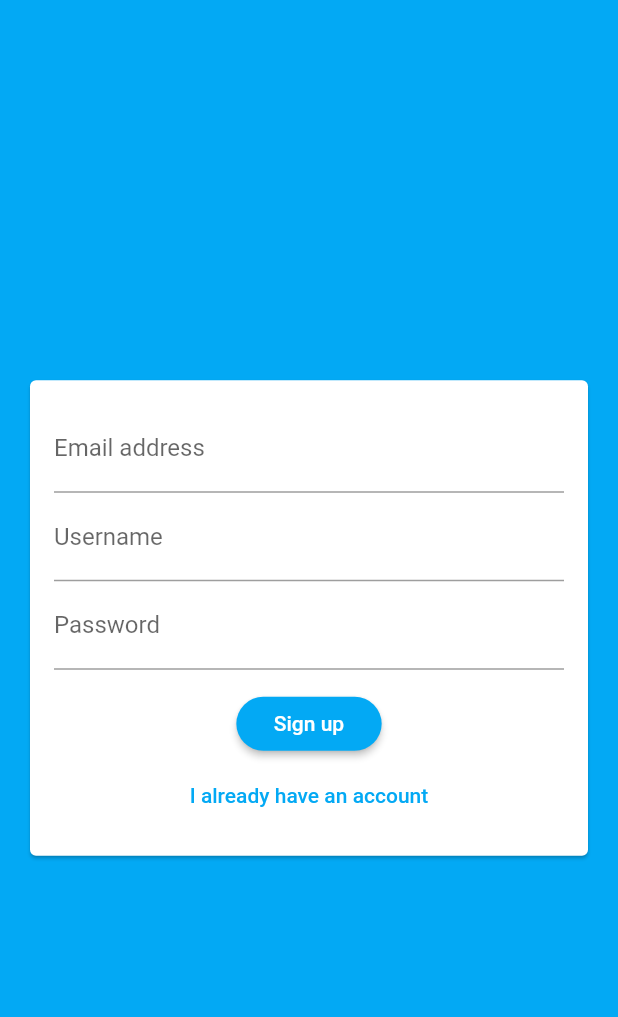
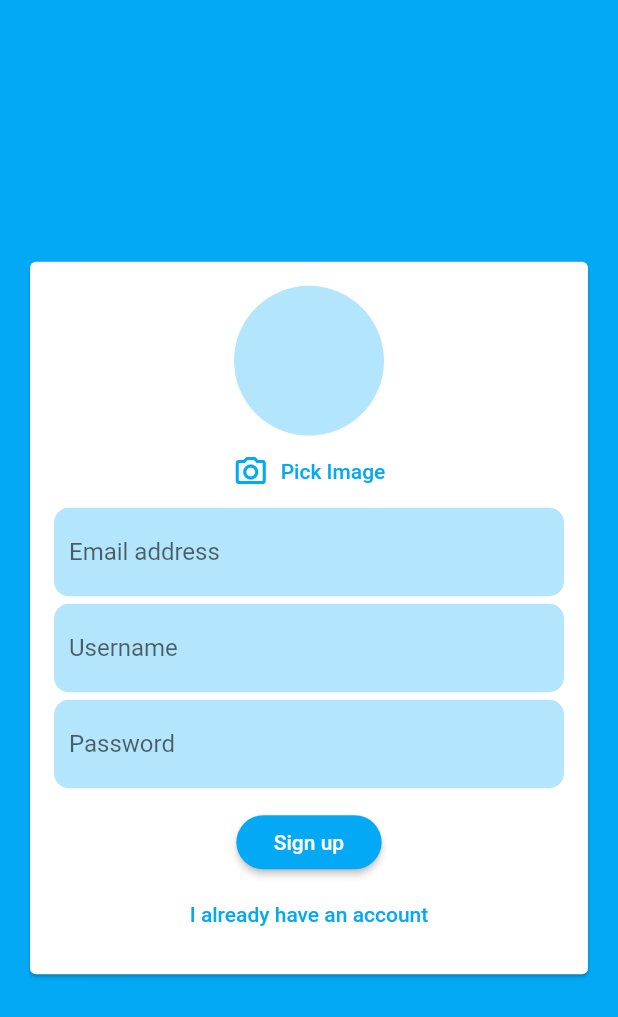
Before and after one commit to AdelRizq/Chat, a Flutter app: the screen it shows after launch, on a phone screen of 412 x 824 dp. Shown: the top 1017 px of the screen. Run offline on Flutter 3.47's test engine with Material 2 defaults, Android fonts, the phone set to English and light mode, and no system bars; our stand-ins replace cloud_firestore, firebase_auth, firebase_storage, image_picker; accounts and stored records are empty.

Commit message:
Pick user image and upload it

```diff
--- a/lib/screens/auth_screen.dart
+++ b/lib/screens/auth_screen.dart
@@ -1,7 +1,10 @@
+import 'dart:io';
+
+import 'package:flutter/material.dart';
+import 'package:flutter/services.dart';
+import 'package:firebase_auth/firebase_auth.dart';
 import 'package:cloud_firestore/cloud_firestore.dart';
-import 'package:flutter/material.dart';
-import 'package:firebase_auth/firebase_auth.dart';
-import 'package:flutter/services.dart';
+import 'package:firebase_storage/firebase_storage.dart';
 
 import '../widgets/auth/auth_form.dart';
 
@@ -18,6 +21,7 @@ class _AuthScreenState extends State<AuthScreen> {
     String email,
     String username,
     String password,
+    File image,
     bool isLogin,
     BuildContext ctx,
   ) async {
@@ -32,7 +36,14 @@ class _AuthScreenState extends State<AuthScreen> {
         authResult = await _auth.createUserWithEmailAndPassword(
             email: email, password: password);
 
-        Firestore.instance
+        final ref = FirebaseStorage.instance
+            .ref()
+            .child('user_image')
+            .child("${authResult.user.uid}.jpg");
+
+        await ref.putFile(image).onComplete;
+
+        await Firestore.instance
             .collection('users')
             .document(authResult.user.uid)
             .setData({
@@ -55,7 +66,6 @@ class _AuthScreenState extends State<AuthScreen> {
     } catch (err) {
       print(err);
       setState(() => _isLoading = false);
-
     }
   }
 
--- a/lib/widgets/auth/auth_form.dart
+++ b/lib/widgets/auth/auth_form.dart
@@ -1,14 +1,17 @@
+import 'dart:io';
+
 import 'package:chat/widgets/auth/email_field.dart';
 import 'package:chat/widgets/auth/username_field.dart';
 import 'package:flutter/material.dart';
 
+import '../pickers/user_image_picker.dart';
 import './password_field.dart';
 
 class AuthForm extends StatefulWidget {
   const AuthForm(this._submit, this._isLoading);
 
   final bool _isLoading;
-  final void Function(String, String, String, bool, BuildContext) _submit;
+  final void Function(String, String, String, File, bool, BuildContext) _submit;
 
   @override
   _AuthFormState createState() => _AuthFormState();
@@ -22,6 +25,7 @@ class _AuthFormState extends State<AuthForm> {
   String _userName = '';
   String _userEmail = '';
   String _userPassword = '';
+  File _userImage;
 
   void _setUserEmail(email) {
     _userEmail = email;
@@ -35,9 +39,22 @@ class _AuthFormState extends State<AuthForm> {
     _userPassword = password;
   }
 
+  void _setUserImage(image) {
+    _userImage = image;
+    print(_userImage);
+  }
+
   void _trySubmit() {
     final bool isValid = _formKey.currentState.validate();
     FocusScope.of(context).unfocus();
+
+    if (_userImage == null && !_isLogin) {
+      ScaffoldMessenger.of(context).showSnackBar(SnackBar(
+        content: Text("Please pick an image"),
+        backgroundColor: Theme.of(context).errorColor,
+      ));
+      return;
+    }
 
     if (isValid) {
       _formKey.currentState.save();
@@ -45,6 +62,7 @@ class _AuthFormState extends State<AuthForm> {
         _userEmail.trim(),
         _userName.trim(),
         _userPassword.trim(),
+        _userImage,
         _isLogin,
         context,
       );
@@ -66,8 +84,11 @@ class _AuthFormState extends State<AuthForm> {
               mainAxisSize:
                   MainAxisSize.min, // TODO: Remove it and try the effect
               children: [
+                if (!_isLogin) UserImagePicker(_userImage, _setUserImage),
                 EmailField(_setUserEmail),
+                SizedBox(height: 5),
                 if (!_isLogin) UserNameField(_setUserName),
+                SizedBox(height: 5),
                 PasswordField(_setUserPassword),
                 SizedBox(height: 12),
                 if (widget._isLoading) CircularProgressIndicator(),
--- a/lib/widgets/auth/email_field.dart
+++ b/lib/widgets/auth/email_field.dart
@@ -7,11 +7,17 @@ class EmailField extends StatelessWidget {
 
   @override
   Widget build(BuildContext context) {
-    return TextFormField(
+    return Container(
+      decoration: BoxDecoration(
+        color: Theme.of(context).primaryColorLight,
+        borderRadius: new BorderRadius.circular(10.0),
+      ),
+      child: Padding(
+        padding: const EdgeInsets.only(left: 10, right: 10),
+        child: TextFormField(
           key: ValueKey("email"),
           validator: (email) {
             if (email.isEmpty) return "Please enter an email";
-
             const regex =
                 r"^[a-zA-Z0-9.!#$%&'*+/=?^_`{|}~-]+@[a-zA-Z0-9](?:[a-zA-Z0-9-]{0,253}[a-zA-Z0-9])?(?:\.[a-zA-Z0-9](?:[a-zA-Z0-9-]{0,253}[a-zA-Z0-9])?)*$";
             if (!RegExp(regex).hasMatch(email)) {
@@ -22,11 +28,14 @@ class EmailField extends StatelessWidget {
           },
           keyboardType: TextInputType.emailAddress,
           decoration: InputDecoration(
+            border: InputBorder.none,
             labelText: "Email address",
           ),
           onSaved: (email) {
             _setUserEmail(email);
           },
+        ),
+      ),
     );
   }
 }
--- a/lib/widgets/auth/password_field.dart
+++ b/lib/widgets/auth/password_field.dart
@@ -7,7 +7,14 @@ class PasswordField extends StatelessWidget {
 
   @override
   Widget build(BuildContext context) {
-    return TextFormField(
+    return Container(
+      decoration: BoxDecoration(
+        color: Theme.of(context).primaryColorLight,
+        borderRadius: new BorderRadius.circular(10.0),
+      ),
+      child: Padding(
+        padding: const EdgeInsets.only(left: 10, right: 10),
+        child: TextFormField(
           key: ValueKey("password"),
           validator: (password) {
             if (password.isEmpty) return "Please enter a password";
@@ -22,11 +29,14 @@ class PasswordField extends StatelessWidget {
           },
           decoration: InputDecoration(
             labelText: "Password",
+            border: InputBorder.none,
           ),
           onSaved: (password) {
             _setUserPassword(password);
           },
           obscureText: true,
+        ),
+      ),
     );
   }
 }
--- a/lib/widgets/auth/username_field.dart
+++ b/lib/widgets/auth/username_field.dart
@@ -7,7 +7,14 @@ class UserNameField extends StatelessWidget {
 
   @override
   Widget build(BuildContext context) {
-    return TextFormField(
+    return Container(
+      decoration: BoxDecoration(
+        color: Theme.of(context).primaryColorLight,
+        borderRadius: new BorderRadius.circular(10.0),
+      ),
+      child: Padding(
+        padding: const EdgeInsets.only(left: 10, right: 10),
+        child: TextFormField(
           key: ValueKey("username"),
           validator: (username) {
             if (username.isEmpty) return "Please enter a username";
@@ -20,10 +27,13 @@ class UserNameField extends StatelessWidget {
           },
           decoration: InputDecoration(
             labelText: "Username",
+            border: InputBorder.none,
           ),
           onSaved: (name) {
             _setUserName(name);
           },
+        ),
+      ),
     );
   }
 }
--- /dev/null
+++ b/lib/widgets/pickers/user_image_picker.dart
@@ -0,0 +1,97 @@
+import 'dart:io';
+
+import 'package:flutter/material.dart';
+import 'package:image_picker/image_picker.dart';
+
+class UserImagePicker extends StatefulWidget {
+  Function _setUserImage;
+  File _userImage;
+
+  UserImagePicker(this._userImage, this._setUserImage);
+
+  @override
+  _UserImagePickerState createState() => _UserImagePickerState();
+}
+
+class _UserImagePickerState extends State<UserImagePicker> {
+  File _pickedImage;
+
+  void _pickImage(source) async {
+    final pickedImage = await ImagePicker().getImage(
+      source: source,
+      imageQuality: 50,
+      maxWidth: 150,
+    );
+
+    setState(() {
+      if (pickedImage != null) {
+        _pickedImage = File(pickedImage.path);
+        widget._setUserImage(_pickedImage);
+      } else {
+        print('No image selected.');
+      }
+    });
+  }
+
+  void _choosePicker() {
+    showDialog(
+      context: context,
+      builder: (BuildContext context) => SimpleDialog(
+        title: const Text('Select picker'),
+        children: [
+          SimpleDialogOption(
+            onPressed: () {
+              Navigator.of(context).pop();
+              _pickImage(ImageSource.camera);
+            },
+            child: Row(
+              children: [
+                const Icon(Icons.camera_alt),
+                const Text('Camera'),
+              ],
+            ),
+          ),
+          SimpleDialogOption(
+            onPressed: () {
+              Navigator.of(context).pop();
+              _pickImage(ImageSource.gallery);
+            },
+            child: Row(
+              children: [
+                const Icon(Icons.image),
+                const SizedBox(width: 5),
+                const Text('Gallery'),
+              ],
+            ),
+          ),
+        ],
+      ),
+    );
+  }
+
+  @override
+  Widget build(BuildContext context) {
+    return Column(
+      children: [
+        Stack(
+          alignment: Alignment.bottomRight,
+          children: [
+            CircleAvatar(
+              radius: 50,
+              backgroundImage: _pickedImage != null
+                  ? FileImage(_pickedImage)
+                  : widget._userImage != null
+                      ? FileImage(widget._userImage)
+                      : null,
+            ),
+          ],
+        ),
+        TextButton.icon(
+          onPressed: _choosePicker,
+          icon: Icon(Icons.camera_alt_outlined),
+          label: Text("Pick Image"),
+        ),
+      ],
+    );
+  }
+}
--- a/pubspec.yaml
+++ b/pubspec.yaml
@@ -25,6 +25,8 @@ dependencies:
     sdk: flutter
   cloud_firestore: ^0.13.5
   firebase_auth: ^0.16.0
+  image_picker: ^0.6.5+3
+  firebase_storage: ^3.1.5
 
   # The following adds the Cupertino Icons font to your application.
   # Use with the CupertinoIcons class for iOS style icons.
```
Also changed, not shown: pubspec.lock. Lines whose indentation alone changed are shown as unchanged.
